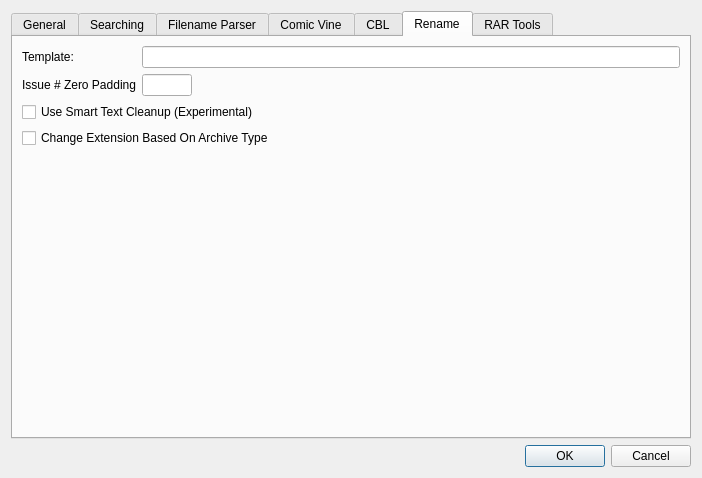
Above: comictaggerlib/ui/settingswindow.ui from comictagger/comictagger before the change. Below: the same form after it.
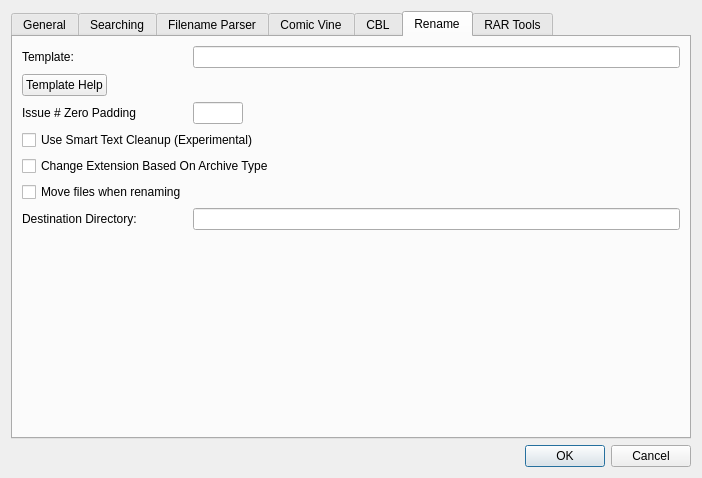
That is the form after the change. The open tabs and pages were chosen to show the change.

```diff
--- a/comictaggerlib/ui/settingswindow.ui
+++ b/comictaggerlib/ui/settingswindow.ui
@@ -574,13 +574,20 @@
             </widget>
            </item>
            <item row="2" column="0">
-            <widget class="QLabel" name="label_6">
+            <widget class="QPushButton" name="btnTemplateHelp">
+             <property name="text">
+              <string>Template Help</string>
+             </property>
+            </widget>
+           </item>
+           <item row="3" column="0">
+            <widget class="QLabel" name="lblPadding">
              <property name="text">
               <string>Issue # Zero Padding</string>
              </property>
             </widget>
            </item>
-           <item row="2" column="1">
+           <item row="3" column="1">
             <widget class="QLineEdit" name="leIssueNumPadding">
              <property name="sizePolicy">
               <sizepolicy hsizetype="Maximum" vsizetype="Fixed">
@@ -599,7 +606,7 @@
              </property>
             </widget>
            </item>
-           <item row="3" column="0" colspan="2">
+           <item row="4" column="0" colspan="2">
             <widget class="QCheckBox" name="cbxSmartCleanup">
              <property name="toolTip">
               <string>&lt;html&gt;&lt;head/&gt;&lt;body&gt;&lt;p&gt;&lt;span style=&quot; font-weight:600;&quot;&gt;&amp;quot;Smart Text Cleanup&amp;quot; &lt;/span&gt;will attempt to clean up the new filename if there are missing fields from the template.  For example, removing empty braces, repeated spaces and dashes, and more.  Experimental feature.&lt;/p&gt;&lt;/body&gt;&lt;/html&gt;</string>
@@ -609,13 +616,33 @@
              </property>
             </widget>
            </item>
-           <item row="4" column="0" colspan="2">
+           <item row="5" column="0" colspan="2">
             <widget class="QCheckBox" name="cbxChangeExtension">
              <property name="text">
               <string>Change Extension Based On Archive Type</string>
              </property>
             </widget>
            </item>
+           <item row="6" column="0">
+            <widget class="QCheckBox" name="cbxMoveFiles">
+             <property name="toolTip">
+              <string>If checked moves files to specified folder</string>
+             </property>
+             <property name="text">
+              <string>Move files when renaming</string>
+             </property>
+            </widget>
+           </item>
+           <item row="7" column="0">
+            <widget class="QLabel" name="lblDirectory">
+             <property name="text">
+              <string>Destination Directory:</string>
+             </property>
+            </widget>
+           </item>
+           <item row="7" column="1">
+            <widget class="QLineEdit" name="leDirectory"/>
+           </item>
           </layout>
          </item>
         </layout>
```
Left out of the diff: 72 changed lines with no effect on the pictures.
